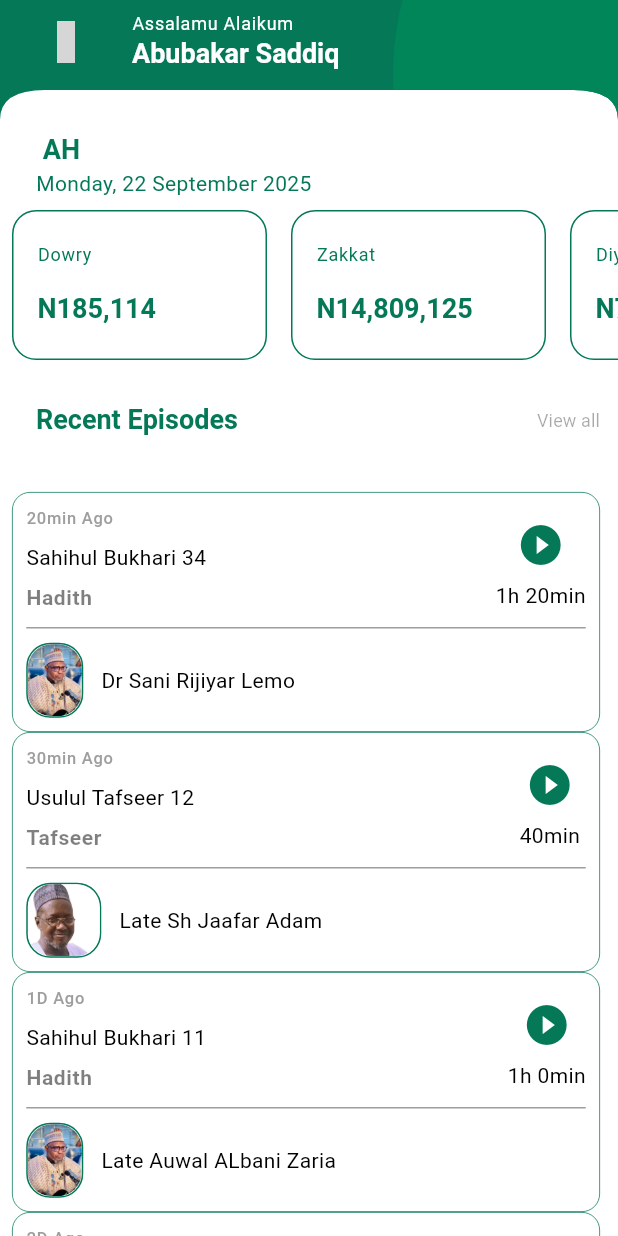
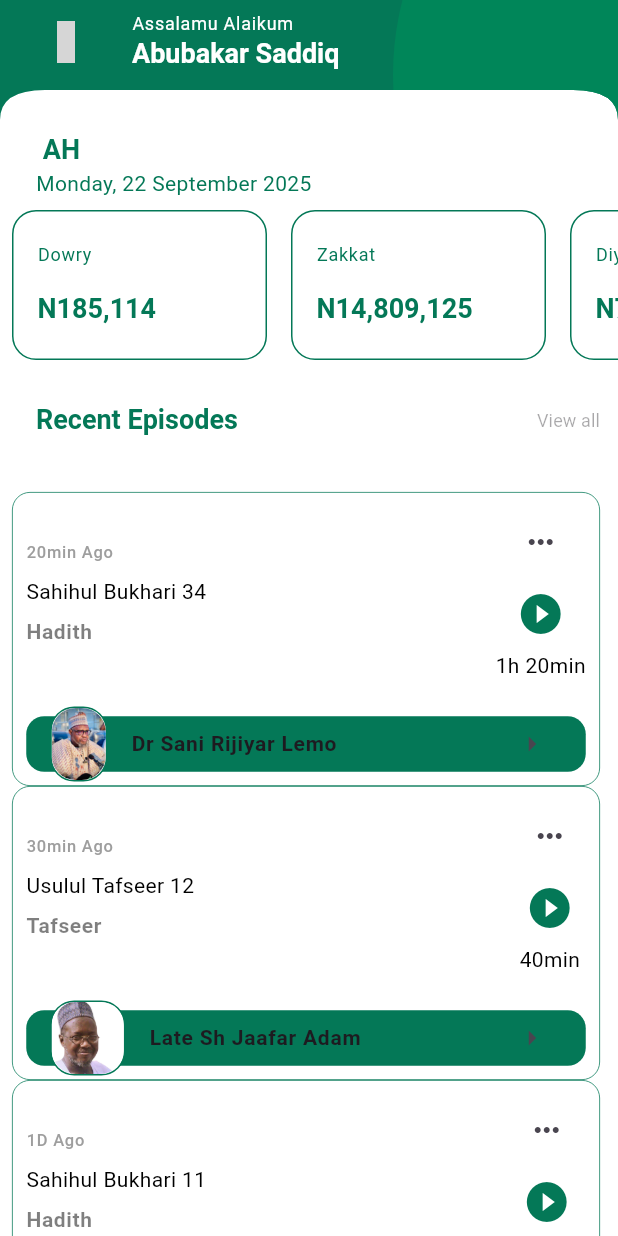
Before and after one commit to AbubakrSaddiq/deencastv2, a Flutter app: the HomeScreen screen opened directly, on a phone screen of 412 x 824 dp. Run offline on Flutter 3.47's test engine with Material 3 defaults, Android fonts, the phone set to English and light mode, and no system bars; our stand-ins replace get, get_storage, iconsax, just_audio, smooth_page_indicator; missing offline and left inert: hijri_calendar; accounts and stored records are empty; Roboto replaces fonts that are missing (Poppins); grey boxes are pictures that could not be loaded.

Commit message:
created scholar profile screen

```diff
--- a/lib/features/podcast/explore/explore.dart
+++ b/lib/features/podcast/explore/explore.dart
@@ -5,6 +5,7 @@ import 'package:deencastv2/features/podcast/home/widgets/appbar.dart';
 import 'package:deencastv2/utils/constants/color.dart';
 import 'package:deencastv2/utils/constants/image_strings.dart';
 import 'package:flutter/material.dart';
+import 'package:iconsax/iconsax.dart';
 import '../../../utils/constants/sizes.dart';
 import '../../../utils/helpers/helper_functions.dart';
 import '../home/widgets/search_bar_container.dart';
@@ -40,7 +41,7 @@ class ExploreScreen extends StatelessWidget {
             SizedBox(height: DSizes.spaceBtwItems),
 
             ///Filter
-            FilterHeading(usePadding: false),
+            FilterHeading(usePadding: false, text: 'Filter', icon: Iconsax.filter,),
 
             ///List of Categories
             CategoryGridView(),
--- a/lib/features/podcast/home/home.dart
+++ b/lib/features/podcast/home/home.dart
@@ -1,4 +1,3 @@
-import 'package:deencastv2/features/player/audio_player_mini.dart';
 import 'package:deencastv2/features/podcast/home/widgets/episode_card.dart';
 import 'package:deencastv2/features/podcast/home/widgets/horizontal_scroll_section.dart';
 import 'package:deencastv2/features/podcast/home/widgets/primary_header_container.dart';
@@ -93,9 +92,6 @@ class HomeScreen extends StatelessWidget {
                 ],
               ),
             ),
-
-            ///mini audio player
-            AudioPlayerMini(isActive: true,)
           ],
         ),
       ),
--- /dev/null
+++ b/lib/features/podcast/home/widgets/ItemListTile.dart
@@ -0,0 +1,34 @@
+import 'package:deencastv2/features/podcast/home/widgets/rounded_image.dart';
+import 'package:deencastv2/features/podcast/home/widgets/scholar_name_text.dart';
+import 'package:flutter/cupertino.dart';
+import 'package:flutter/material.dart';
+
+import '../../../../utils/constants/color.dart';
+
+class ItemListTile extends StatelessWidget {
+  const ItemListTile({
+    super.key,
+    required this.scholarImage,
+    required this.scholarName,
+    this.onTap,
+  });
+
+  final String scholarImage;
+  final String scholarName;
+  final VoidCallback? onTap;
+
+  @override
+  Widget build(BuildContext context) {
+    return ListTile(
+      minTileHeight: 10,
+      leading: RoundedImage(
+        height: 50,
+        border: Border.all(color: DColors.emeraldGreen),
+        imageUrl: scholarImage,
+      ),
+      title: ScholarNameText(title: scholarName),
+      trailing: Icon(Icons.arrow_right),
+      onTap: onTap,
+    );
+  }
+}
--- a/lib/features/podcast/home/widgets/appbar.dart
+++ b/lib/features/podcast/home/widgets/appbar.dart
@@ -29,13 +29,14 @@ class DAppBar extends StatelessWidget implements PreferredSizeWidget {
 
   @override
   Widget build(BuildContext context) {
+    final darkMode = DHelperFunction.isDarkMode(context);
 
     return Padding(
       padding: usePadding ? EdgeInsets.symmetric(horizontal: padding) : EdgeInsets.symmetric(horizontal: 0),
       child: AppBar(
         automaticallyImplyLeading: false,
         leading: showBackArrow
-            ? IconButton(onPressed: () => Get.back(), icon: const Icon(Iconsax.arrow_left))
+            ? IconButton(onPressed: () => Get.back(), icon: const Icon(Iconsax.arrow_left), color: darkMode ? DColors.light : DColors.dark,)
             : leadingIcon != null ? IconButton(onPressed: leadingOnPressed, icon: Icon(leadingIcon), color: DColors.light,) : null,
         title: title,
         actions: actions,
--- a/lib/features/podcast/home/widgets/episode_card.dart
+++ b/lib/features/podcast/home/widgets/episode_card.dart
@@ -1,11 +1,11 @@
-import 'package:deencastv2/features/podcast/home/widgets/rounded_image.dart';
-import 'package:deencastv2/features/podcast/home/widgets/scholar_name_text.dart';
+import 'package:deencastv2/features/podcast/home/widgets/scholar_profile.dart';
+import 'package:flutter/cupertino.dart';
 import 'package:flutter/material.dart';
-
+import 'package:get/get.dart';
 import '../../../../utils/constants/color.dart';
-import '../../../../utils/constants/image_strings.dart';
 import '../../../../utils/constants/sizes.dart';
 import '../../../../utils/device/device_utility.dart';
+import 'ItemListTile.dart';
 import 'date_posted_text.dart';
 import 'episode_category_text.dart';
 import 'episode_duration_text.dart';
@@ -16,18 +16,18 @@ class EpisodeCard extends StatelessWidget {
     super.key,
     required this.date,
     required this.title,
-    required this.category,
+    this.category,
     required this.duration,
-    required this.scholarName,
-    required this.scholarImage,
+    this.scholarName,
+    this.scholarImage,
   });
 
   final String date;
   final String title;
-  final String category;
+  final String? category;
   final String duration;
-  final String scholarName;
-  final String scholarImage;
+  final String? scholarName;
+  final String? scholarImage;
 
   @override
   Widget build(BuildContext context) {
@@ -58,13 +58,16 @@ class EpisodeCard extends StatelessWidget {
                     SizedBox(height: DSizes.sm),
 
                     ///category
-                    EpisodeCategoryText(category: category),
+                    if (category != null)
+                      EpisodeCategoryText(category: category!),
                   ],
                 ),
 
                 ///Play button
                 Column(
                   children: [
+                    ///more
+                    IconButton(onPressed: (){}, icon: Icon(Icons.more_horiz_outlined)),
                     IconButton(
                       onPressed: () {},
                       icon: const Icon(
@@ -80,22 +83,21 @@ class EpisodeCard extends StatelessWidget {
                 ),
               ],
             ),
-            // Divider
-            Divider(thickness: 1, color: Colors.grey, height: 20),
 
+            SizedBox(height: DSizes.lg,),
             ///scholar detail
-            Row(
-              children: [
-                RoundedImage(
-                  height: 50,
-                  border: Border.all(color: DColors.emeraldGreen),
-                  imageUrl: scholarImage,
+            if (scholarName != null && scholarImage != null)
+              Container(
+                decoration: BoxDecoration(
+                  borderRadius: BorderRadius.circular(DSizes.borderRadiusLg),
+                  color: DColors.emeraldGreen
                 ),
-                const SizedBox(width: 12),
-                //scholar name
-                ScholarNameText(title: scholarName),
-              ],
-            ),
+                child: ItemListTile(
+                  scholarImage: scholarImage!,
+                  scholarName: scholarName!,
+                  onTap: () => Get.to(() => const ScholarProfileScreen()),
+                ),
+              ),
           ],
         ),
       ),
--- a/lib/features/podcast/home/widgets/scholar_name_text.dart
+++ b/lib/features/podcast/home/widgets/scholar_name_text.dart
@@ -10,12 +10,14 @@ class ScholarNameText extends StatelessWidget {
     this.smallSize = false,
     this.maxLine = 2,
     this.textAlign = TextAlign.left,
+    this.textStyle,
   });
 
   final String title;
   final bool smallSize;
   final int maxLine;
   final TextAlign? textAlign;
+  final TextStyle? textStyle;
 
   @override
   Widget build(BuildContext context) {
@@ -23,9 +25,7 @@ class ScholarNameText extends StatelessWidget {
 
     return Text(
       title,
-      style: Theme.of(context).textTheme.bodyMedium?.apply(
-        color: darkMode ? DColors.light : DColors.dark,
-      ),
+      style: textStyle,
       overflow: TextOverflow.ellipsis,
       maxLines: maxLine,
       textAlign: textAlign,
```
Also changed, not shown: lib/features/podcast/explore/widgets/filter_heading.dart (+15 -9 lines), lib/features/podcast/home/widgets/scholar_profile.dart (added, +71 -0 lines).
